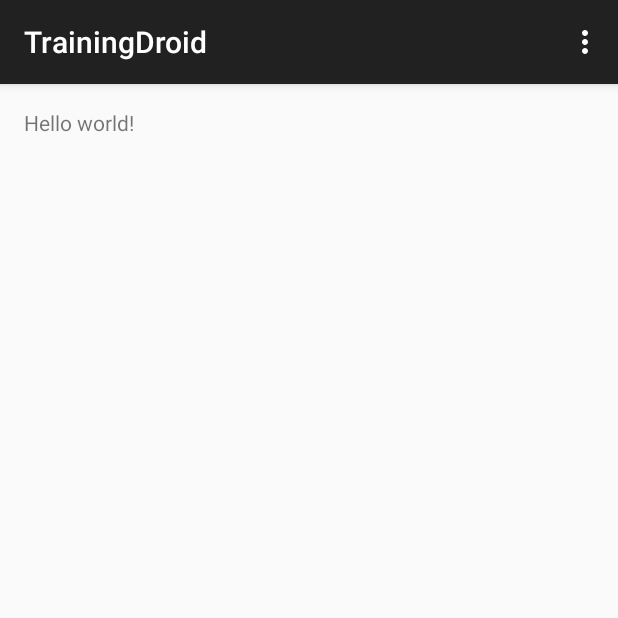
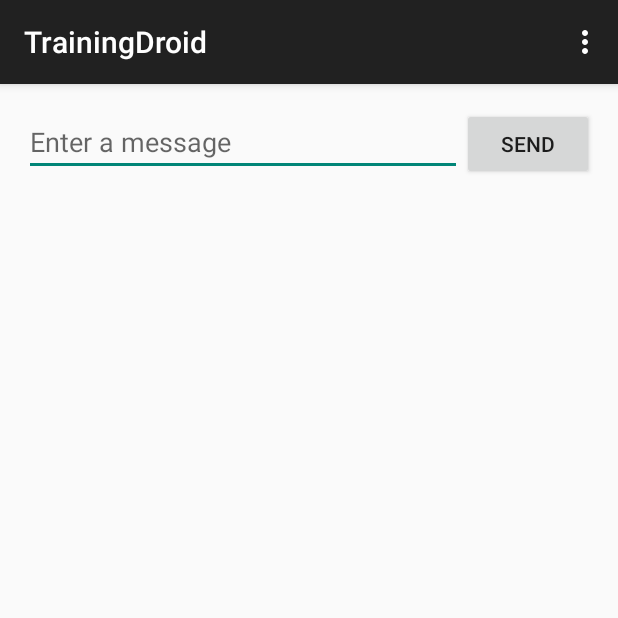
Before and after one commit to microcosm/TrainingDroid, an Android app: the screen it shows after launch (MainActivity), on a phone screen of 412 x 824 dp, the top half of it. Run offline under Robolectric (Android 15) with nearby library versions, the phone set to English and light mode, and no system bars.

Commit message:
Adds input field and Send button

```diff
--- a/TrainingDroid/src/main/res/layout/fragment_main.xml
+++ b/TrainingDroid/src/main/res/layout/fragment_main.xml
@@ -1,4 +1,4 @@
-<RelativeLayout xmlns:android="http://schemas.android.com/apk/res/android"
+<LinearLayout xmlns:android="http://schemas.android.com/apk/res/android"
     xmlns:tools="http://schemas.android.com/tools"
     android:layout_width="match_parent"
     android:layout_height="match_parent"
@@ -6,11 +6,18 @@
     android:paddingRight="@dimen/activity_horizontal_margin"
     android:paddingTop="@dimen/activity_vertical_margin"
     android:paddingBottom="@dimen/activity_vertical_margin"
+    android:orientation="horizontal"
     tools:context=".MainActivity$PlaceholderFragment">
 
-    <TextView
-        android:text="@string/hello_world"
+    <EditText android:id="@+id/edit_message"
+        android:layout_weight="1"
+        android:layout_width="0dp"
+        android:layout_height="wrap_content"
+        android:hint="@string/edit_message" />
+
+    <Button
         android:layout_width="wrap_content"
-        android:layout_height="wrap_content" />
+        android:layout_height="wrap_content"
+        android:text="@string/button_send" />
 
-</RelativeLayout>
+</LinearLayout>
--- a/TrainingDroid/src/main/res/values/strings.xml
+++ b/TrainingDroid/src/main/res/values/strings.xml
@@ -2,7 +2,8 @@
 <resources>
 
     <string name="app_name">TrainingDroid</string>
-    <string name="hello_world">Hello world!</string>
+    <string name="edit_message">Enter a message</string>
+    <string name="button_send">Send</string>
     <string name="action_settings">Settings</string>
 
 </resources>
```
